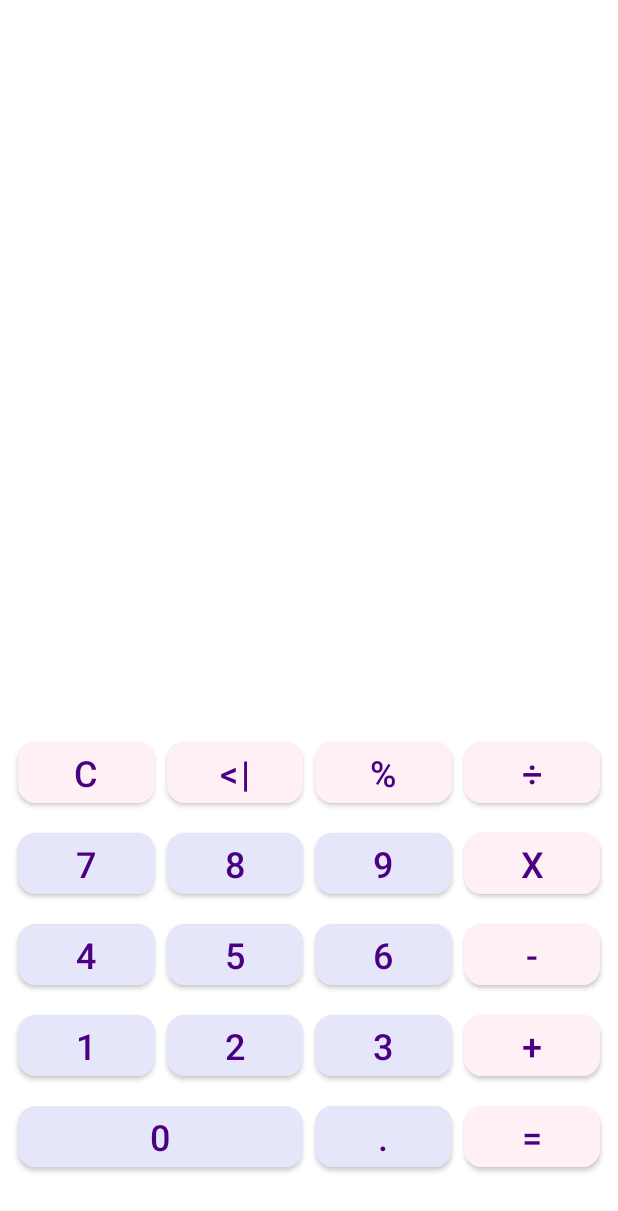
After one commit to UnoTupito/Calculus, an Android app: the layout keyboard.xml on its own in the app's theme, with its tools: preview values and no code run, on a phone screen of 412 x 824 dp. The commit adds this screen. Shown: the top 1211 px of the screen. Run offline under Robolectric (Android 15) with nearby library versions, the phone set to English and light mode, and no system bars.

Commit message:
hw1 done

```diff
--- a/app/src/main/res/layout/activity_main.xml
+++ b/app/src/main/res/layout/activity_main.xml
@@ -4,15 +4,41 @@
     xmlns:tools="http://schemas.android.com/tools"
     android:layout_width="match_parent"
     android:layout_height="match_parent"
-    tools:context=".MainActivity">
+    tools:context=".MainActivity"
+    android:background="@drawable/background">
 
     <TextView
-        android:layout_width="wrap_content"
+        android:id="@+id/display"
+        android:text="@string/b_zero"
+        android:background="@color/lavenderBlush"
         android:layout_height="wrap_content"
-        android:text="Hello World!"
+        android:layout_width="0dp"
+        android:padding="@dimen/background_padding"
+        android:layout_marginBottom="@dimen/background_margin"
+        android:textColor="@color/indigo"
+        android:textSize="@dimen/text_size_display"
+        app:layout_constraintEnd_toEndOf="parent"
+        app:layout_constraintStart_toStartOf="parent"
+        app:layout_constraintBottom_toTopOf="@id/result"/>
+
+    <TextView
+        android:id="@+id/result"
+        android:text="@string/result"
+        android:background="@color/lavender"
+        android:layout_height="wrap_content"
+        android:layout_width="match_parent"
+        android:padding="@dimen/background_padding"
+        android:textColor="@color/indigo"
+        android:textSize="@dimen/text_size_display_result"
+        app:layout_constraintBottom_toTopOf="@id/keyboard"/>
+
+    <include
+        android:id="@+id/keyboard"
+        layout="@layout/keyboard"
+        android:layout_width="0dp"
+        android:layout_height="wrap_content"
         app:layout_constraintBottom_toBottomOf="parent"
-        app:layout_constraintLeft_toLeftOf="parent"
-        app:layout_constraintRight_toRightOf="parent"
-        app:layout_constraintTop_toTopOf="parent" />
+        app:layout_constraintEnd_toEndOf="parent"
+        app:layout_constraintStart_toStartOf="parent" />
 
 </androidx.constraintlayout.widget.ConstraintLayout>
--- /dev/null
+++ b/app/src/main/res/layout/keyboard.xml
@@ -0,0 +1,260 @@
+<?xml version="1.0" encoding="utf-8"?>
+<GridLayout xmlns:android="http://schemas.android.com/apk/res/android"
+    android:layout_width="match_parent"
+    android:layout_height="wrap_content"
+    xmlns:app="http://schemas.android.com/apk/res-auto"
+    android:layout_gravity="bottom"
+    android:columnCount="4"
+    android:paddingStart="@dimen/background_margin"
+    android:paddingEnd="@dimen/background_margin"
+    android:paddingBottom="36dp">
+
+    <com.google.android.material.button.MaterialButton
+        app:cornerRadius="@dimen/corner_radius"
+        android:id="@+id/b_clear"
+        android:layout_width="0dp"
+        android:layout_height="wrap_content"
+        android:layout_columnWeight="1"
+        android:layout_gravity="fill"
+        android:layout_margin="@dimen/button_margin"
+        android:textSize="@dimen/text_size_button"
+        android:textColor="@color/indigo"
+        android:backgroundTint="@color/lavenderBlush"
+        android:text="@string/clear"/>
+
+    <com.google.android.material.button.MaterialButton
+        app:cornerRadius="@dimen/corner_radius"
+        android:id="@+id/b_backspace"
+        android:layout_width="0dp"
+        android:layout_height="wrap_content"
+        android:layout_columnWeight="1"
+        android:layout_gravity="fill"
+        android:layout_margin="@dimen/button_margin"
+        android:textSize="@dimen/text_size_button"
+        android:textColor="@color/indigo"
+        android:backgroundTint="@color/lavenderBlush"
+        android:text="@string/backspace"/>
+
+    <com.google.android.material.button.MaterialButton
+        app:cornerRadius="@dimen/corner_radius"
+        android:id="@+id/b_percent"
+        android:layout_width="0dp"
+        android:layout_height="wrap_content"
+        android:layout_columnWeight="1"
+        android:layout_gravity="fill"
+        android:layout_margin="@dimen/button_margin"
+        android:textSize="@dimen/text_size_button"
+        android:textColor="@color/indigo"
+        android:backgroundTint="@color/lavenderBlush"
+        android:text="@string/percent"/>
+
+    <com.google.android.material.button.MaterialButton
+        app:cornerRadius="@dimen/corner_radius"
+        android:id="@+id/b_division"
+        android:layout_width="0dp"
+        android:layout_height="wrap_content"
+        android:layout_columnWeight="1"
+        android:layout_gravity="fill"
+        android:layout_margin="@dimen/button_margin"
+        android:textSize="@dimen/text_size_button"
+        android:textColor="@color/indigo"
+        android:backgroundTint="@color/lavenderBlush"
+        android:text="@string/division"/>
+
+    <com.google.android.material.button.MaterialButton
+        android:id="@+id/b_seven"
+        app:cornerRadius="@dimen/corner_radius"
+        android:layout_width="0dp"
+        android:layout_height="wrap_content"
+        android:layout_columnWeight="1"
+        android:layout_gravity="fill"
+        android:layout_margin="@dimen/button_margin"
+        android:textSize="@dimen/text_size_button"
+        android:textColor="@color/indigo"
+        android:backgroundTint="@color/lavender"
+        android:text="@string/b_seven"/>
+
+    <com.google.android.material.button.MaterialButton
+        android:id="@+id/b_eight"
+        app:cornerRadius="@dimen/corner_radius"
+        android:layout_width="0dp"
+        android:layout_height="wrap_content"
+        android:layout_columnWeight="1"
+        android:layout_gravity="fill"
+        android:layout_margin="@dimen/button_margin"
+        android:textSize="@dimen/text_size_button"
+        android:textColor="@color/indigo"
+        android:backgroundTint="@color/lavender"
+        android:text="@string/b_eight"/>
+
+    <com.google.android.material.button.MaterialButton
+        android:id="@+id/b_nine"
+        app:cornerRadius="@dimen/corner_radius"
+        android:layout_width="0dp"
+        android:layout_height="wrap_content"
+        android:layout_columnWeight="1"
+        android:layout_gravity="fill"
+        android:layout_margin="@dimen/button_margin"
+        android:textSize="@dimen/text_size_button"
+        android:textColor="@color/indigo"
+        android:backgroundTint="@color/lavender"
+        android:text="@string/b_nine"/>
+
+    <com.google.android.material.button.MaterialButton
+        app:cornerRadius="@dimen/corner_radius"
+        android:id="@+id/b_multiplication"
+        android:layout_width="0dp"
+        android:layout_height="wrap_content"
+        android:layout_columnWeight="1"
+        android:layout_gravity="fill"
+        android:layout_margin="@dimen/button_margin"
+        android:textSize="@dimen/text_size_button"
+        android:textColor="@color/indigo"
+        android:backgroundTint="@color/lavenderBlush"
+        android:text="@string/b_multiplication"/>
+
+    <com.google.android.material.button.MaterialButton
+        android:id="@+id/b_four"
+        app:cornerRadius="@dimen/corner_radius"
+        android:layout_width="0dp"
+        android:layout_height="wrap_content"
+        android:layout_columnWeight="1"
+        android:layout_gravity="fill"
+        android:layout_margin="@dimen/button_margin"
+        android:textSize="@dimen/text_size_button"
+        android:textColor="@color/indigo"
+        android:backgroundTint="@color/lavender"
+        android:text="@string/b_four"/>
+
+    <com.google.android.material.button.MaterialButton
+        android:id="@+id/b_five"
+        app:cornerRadius="@dimen/corner_radius"
+        android:layout_width="0dp"
+        android:layout_height="wrap_content"
+        android:layout_columnWeight="1"
+        android:layout_gravity="fill"
+        android:layout_margin="@dimen/button_margin"
+        android:textSize="@dimen/text_size_button"
+        android:textColor="@color/indigo"
+        android:backgroundTint="@color/lavender"
+        android:text="@string/b_five"/>
+
+    <com.google.android.material.button.MaterialButton
+        android:id="@+id/b_six"
+        app:cornerRadius="@dimen/corner_radius"
+        android:layout_width="0dp"
+        android:layout_height="wrap_content"
+        android:layout_columnWeight="1"
+        android:layout_gravity="fill"
+        android:layout_margin="@dimen/button_margin"
+        android:textSize="@dimen/text_size_button"
+        android:textColor="@color/indigo"
+        android:backgroundTint="@color/lavender"
+        android:text="@string/b_six"/>
+
+    <com.google.android.material.button.MaterialButton
+        app:cornerRadius="@dimen/corner_radius"
+        android:id="@+id/b_subtraction"
+        android:layout_width="0dp"
+        android:layout_height="wrap_content"
+        android:layout_columnWeight="1"
+        android:layout_gravity="fill"
+        android:layout_margin="@dimen/button_margin"
+        android:textSize="@dimen/text_size_button"
+        android:textColor="@color/indigo"
+        android:backgroundTint="@color/lavenderBlush"
+        android:text="@string/subtraction"/>
+
+    <com.google.android.material.button.MaterialButton
+        android:id="@+id/b_one"
+        app:cornerRadius="@dimen/corner_radius"
+        android:layout_width="0dp"
+        android:layout_height="wrap_content"
+        android:layout_columnWeight="1"
+        android:layout_gravity="fill"
+        android:layout_margin="@dimen/button_margin"
+        android:textSize="@dimen/text_size_button"
+        android:textColor="@color/indigo"
+        android:backgroundTint="@color/lavender"
+        android:text="@string/b_one"/>
+
+    <com.google.android.material.button.MaterialButton
+        android:id="@+id/b_two"
+        app:cornerRadius="@dimen/corner_radius"
+        android:layout_width="0dp"
+        android:layout_height="wrap_content"
+        android:layout_columnWeight="1"
+        android:layout_gravity="fill"
+        android:layout_margin="@dimen/button_margin"
+        android:textSize="@dimen/text_size_button"
+        android:textColor="@color/indigo"
+        android:backgroundTint="@color/lavender"
+        android:text="@string/b_two"/>
+
+    <com.google.android.material.button.MaterialButton
+        android:id="@+id/b_tree"
+        app:cornerRadius="@dimen/corner_radius"
+        android:layout_width="0dp"
+        android:layout_height="wrap_content"
+        android:layout_columnWeight="1"
+        android:layout_gravity="fill"
+        android:layout_margin="@dimen/button_margin"
+        android:textSize="@dimen/text_size_button"
+        android:textColor="@color/indigo"
+        android:backgroundTint="@color/lavender"
+        android:text="@string/b_three"/>
+
+    <com.google.android.material.button.MaterialButton
+        app:cornerRadius="@dimen/corner_radius"
+        android:id="@+id/b_addition"
+        android:layout_width="0dp"
+        android:layout_height="wrap_content"
+        android:layout_columnWeight="1"
+        android:layout_gravity="fill"
+        android:layout_margin="@dimen/button_margin"
+        android:textSize="@dimen/text_size_button"
+        android:textColor="@color/indigo"
+        android:backgroundTint="@color/lavenderBlush"
+        android:text="@string/addition"/>
+
+    <com.google.android.material.button.MaterialButton
+        android:id="@+id/b_zero"
+        app:cornerRadius="@dimen/corner_radius"
+        android:layout_width="0dp"
+        android:layout_height="wrap_content"
+        android:layout_columnSpan="2"
+        android:layout_gravity="fill"
+        android:layout_margin="@dimen/button_margin"
+        android:textSize="@dimen/text_size_button"
+        android:textColor="@color/indigo"
+        android:backgroundTint="@color/lavender"
+        android:text="@string/b_zero"/>
+
+    <com.google.android.material.button.MaterialButton
+        android:id="@+id/b_dot"
+        android:layout_width="0dp"
+        app:cornerRadius="@dimen/corner_radius"
+        android:layout_height="wrap_content"
+        android:layout_columnWeight="1"
+        android:layout_gravity="fill"
+        android:layout_margin="@dimen/button_margin"
+        android:textSize="@dimen/text_size_button"
+        android:textColor="@color/indigo"
+        android:backgroundTint="@color/lavender"
+        android:text="@string/b_dot"/>
+
+    <com.google.android.material.button.MaterialButton
+        android:id="@+id/b_equals"
+        app:cornerRadius="@dimen/corner_radius"
+        android:layout_width="0dp"
+        android:layout_height="wrap_content"
+        android:layout_columnWeight="1"
+        android:layout_gravity="fill"
+        android:layout_margin="@dimen/button_margin"
+        android:textSize="@dimen/text_size_button"
+        android:textColor="@color/indigo"
+        android:backgroundTint="@color/lavenderBlush"
+        android:text="@string/b_equals"/>
+
+
+</GridLayout>
--- a/app/src/main/res/values/colors.xml
+++ b/app/src/main/res/values/colors.xml
@@ -7,4 +7,7 @@
     <color name="teal_700">#FF018786</color>
     <color name="black">#FF000000</color>
     <color name="white">#FFFFFFFF</color>
+    <color name="lavender">#E6E6FA</color>
+    <color name="indigo">#4B0082</color>
+    <color name="lavenderBlush">#FFF0F5</color>
 </resources>
--- /dev/null
+++ b/app/src/main/res/values/dimens.xml
@@ -0,0 +1,10 @@
+<?xml version="1.0" encoding="utf-8"?>
+<resources>
+    <dimen name="background_margin">8dp</dimen>
+    <dimen name="background_padding">8dp</dimen>
+    <dimen name="button_margin">4dp</dimen>
+    <dimen name="corner_radius">12dp</dimen>
+    <dimen name="text_size_button">24sp</dimen>
+    <dimen name="text_size_display">32sp</dimen>
+    <dimen name="text_size_display_result">28sp</dimen>
+</resources>
--- a/app/src/main/res/values/strings.xml
+++ b/app/src/main/res/values/strings.xml
@@ -1,3 +1,23 @@
 <resources>
     <string name="app_name">Calculus</string>
+    <string name="clear">C</string>
+    <string name="backspace"><![CDATA[<|]]></string>
+    <string name="percent">%</string>
+    <string name="division">÷</string>
+    <string name="subtraction">-</string>
+    <string name="addition">+</string>
+    <string name="b_one">1</string>
+    <string name="b_two">2</string>
+    <string name="b_three">3</string>
+    <string name="b_zero">0</string>
+    <string name="b_dot">.</string>
+    <string name="b_four">4</string>
+    <string name="b_five">5</string>
+    <string name="b_six">6</string>
+    <string name="b_seven">7</string>
+    <string name="b_eight">8</string>
+    <string name="b_nine">9</string>
+    <string name="b_multiplication">x</string>
+    <string name="b_equals">=</string>
+    <string name="result">=0</string>
 </resources>
```
Also changed, not shown: 1 other file.
